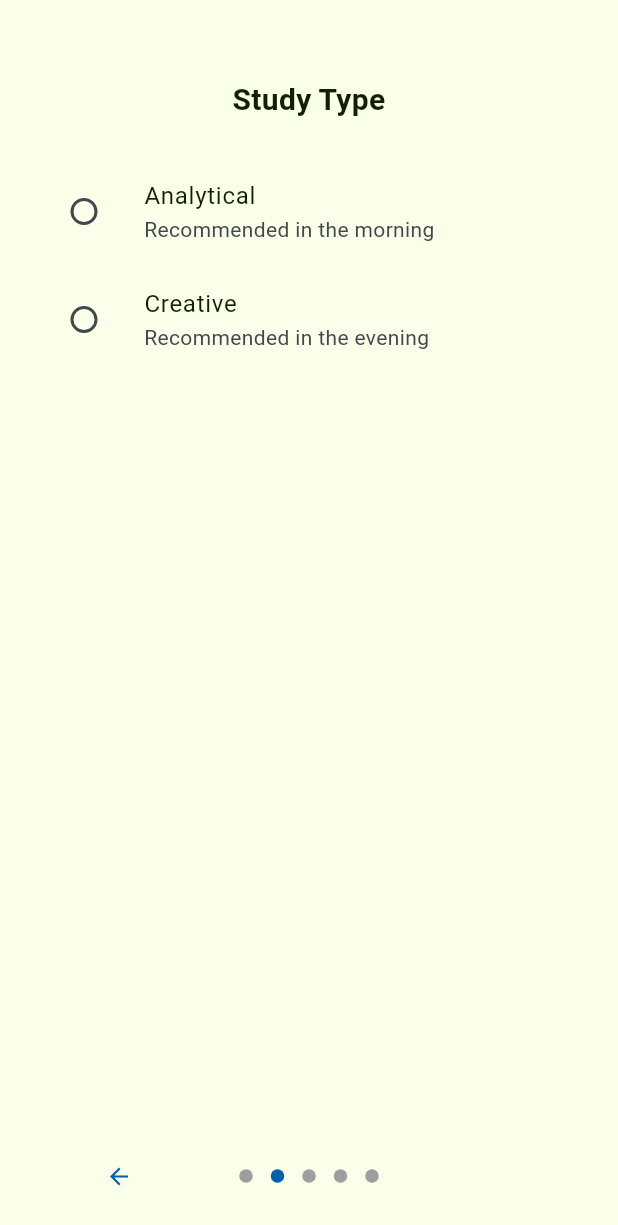
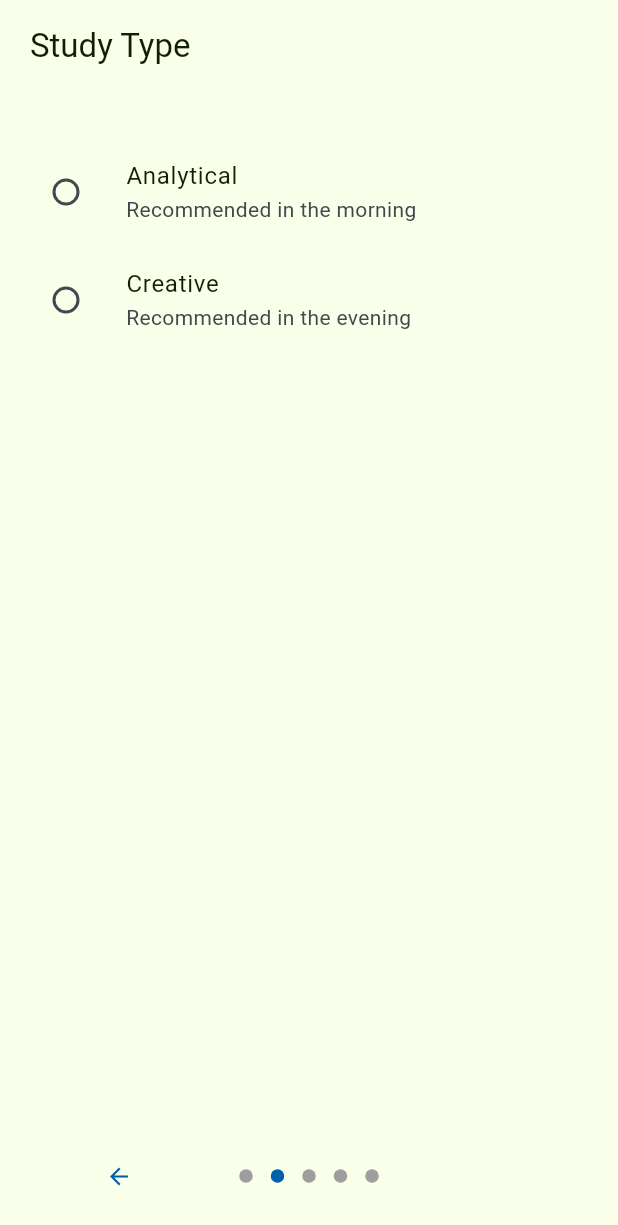
Before and after one commit to guyluz11/infinite_horizons, a Flutter app: the screen it shows after launch, after a tap on the "arrow forward" icon, on a phone screen of 412 x 824 dp. Shown: the top 1225 px of the screen. Run offline on Flutter 3.47's test engine with Material 3 defaults, Android fonts, the phone set to English and light mode, and no system bars; drawn by our look-alikes of introduction_screen; our stand-ins replace circular_countdown_timer, easy_localization, logger, wakelock_plus; statements that could not run were skipped.

Commit message:
Improved UI

```diff
--- a/assets/translations/en-US.json
+++ b/assets/translations/en-US.json
@@ -1,5 +1,5 @@
 {
-  "start_by": "start by thinking about your last session",
+  "start_by": "Start by thinking about your last session",
   "study_efficiently": "Let’s Study Efficiently",
   "study_type": "Study Type",
   "efficient_tips": "Efficient {} Tips",
--- a/lib/presentation/atoms/atoms.dart
+++ b/lib/presentation/atoms/atoms.dart
@@ -1,6 +1,7 @@
 export 'package:infinite_horizons/presentation/atoms/button_atom.dart';
 export 'package:infinite_horizons/presentation/atoms/check_box_atom.dart';
 export 'package:infinite_horizons/presentation/atoms/list_tile_atom.dart';
+export 'package:infinite_horizons/presentation/atoms/margined_expanded_atom.dart';
 export 'package:infinite_horizons/presentation/atoms/progress_indicator_atom.dart';
 export 'package:infinite_horizons/presentation/atoms/separator_atom.dart';
 export 'package:infinite_horizons/presentation/atoms/text_atom.dart';
--- a/lib/presentation/atoms/check_box_atom.dart
+++ b/lib/presentation/atoms/check_box_atom.dart
@@ -36,6 +36,7 @@ class _CheckBoxAtomState extends State<CheckBoxAtom> {
   @override
   Widget build(BuildContext context) {
     return CheckboxListTile(
+      contentPadding: EdgeInsets.zero,
       title: TextAtom(widget.text),
       controlAffinity: ListTileControlAffinity.leading,
       value: isChecked,
--- a/lib/presentation/atoms/list_tile_atom.dart
+++ b/lib/presentation/atoms/list_tile_atom.dart
@@ -23,6 +23,7 @@ class ListTileAtom extends StatelessWidget {
   @override
   Widget build(BuildContext context) {
     return ListTile(
+      contentPadding: EdgeInsets.zero,
       title: TextAtom(title, translate: translateTitle),
       subtitle: subtitle == null
           ? null
--- /dev/null
+++ b/lib/presentation/atoms/margined_expanded_atom.dart
@@ -0,0 +1,19 @@
+import 'package:flutter/material.dart';
+import 'package:infinite_horizons/presentation/core/theme_data.dart';
+
+class MarginedExpandedAtom extends StatelessWidget {
+  const MarginedExpandedAtom({required this.child});
+
+  final Widget child;
+
+  @override
+  Widget build(BuildContext context) {
+    return Center(
+      child: Container(
+        constraints: const BoxConstraints(maxWidth: 600),
+        margin: AppThemeData.generalHorizontalEdgeInsets,
+        child: child,
+      ),
+    );
+  }
+}
--- a/lib/presentation/core/theme_data.dart
+++ b/lib/presentation/core/theme_data.dart
@@ -5,4 +5,6 @@ class AppThemeData {
 
   static EdgeInsets generalHorizontalEdgeInsets =
       const EdgeInsets.symmetric(horizontal: generalSpacing);
+
+  static Color logoBackgroundColor = const Color(0xff061E4A);
 }
--- a/lib/presentation/molecules/energy_selection_molecule.dart
+++ b/lib/presentation/molecules/energy_selection_molecule.dart
@@ -2,6 +2,7 @@ import 'package:easy_localization/easy_localization.dart';
 import 'package:flutter/material.dart';
 import 'package:infinite_horizons/domain/study_type_abstract.dart';
 import 'package:infinite_horizons/presentation/atoms/atoms.dart';
+import 'package:infinite_horizons/presentation/molecules/molecules.dart';
 
 class EnergySelectionMolecule extends StatefulWidget {
   const EnergySelectionMolecule(this.callback);
@@ -44,9 +45,16 @@ class _EnergySelectionMoleculeState extends State<EnergySelectionMolecule> {
 
   @override
   Widget build(BuildContext context) {
-    return Column(
+    return MarginedExpandedAtom(
+      child: Column(
         crossAxisAlignment: CrossAxisAlignment.start,
         children: [
+          const TopBarMolecule(
+            title: 'energy',
+            topBarType: TopBarType.none,
+            margin: false,
+          ),
+          const SeparatorAtom(variant: SeparatorVariant.farApart),
           const TextAtom('classic_pomodoro'),
           const SeparatorAtom(),
           energyWidget(EnergyType.medium),
@@ -63,6 +71,7 @@ class _EnergySelectionMoleculeState extends State<EnergySelectionMolecule> {
             ],
           ),
         ],
+      ),
     );
   }
 }
--- a/lib/presentation/molecules/study_type_selection_molecule.dart
+++ b/lib/presentation/molecules/study_type_selection_molecule.dart
@@ -4,6 +4,7 @@ import 'package:infinite_horizons/domain/study_type_analytical.dart';
 import 'package:infinite_horizons/domain/study_type_creatively.dart';
 import 'package:infinite_horizons/domain/tip.dart';
 import 'package:infinite_horizons/presentation/atoms/atoms.dart';
+import 'package:infinite_horizons/presentation/molecules/molecules.dart';
 
 class StudyTypeSelectionMolecule extends StatefulWidget {
   const StudyTypeSelectionMolecule(this.onSelected);
@@ -39,8 +40,15 @@ class _StudyTypeSelectionMoleculeState
 
   @override
   Widget build(BuildContext context) {
-    return Column(
+    return MarginedExpandedAtom(
+      child: Column(
         children: [
+          const TopBarMolecule(
+            title: 'study_type',
+            topBarType: TopBarType.none,
+            margin: false,
+          ),
+          const SeparatorAtom(variant: SeparatorVariant.farApart),
           ListTileAtom(
             TipType.analytical.name,
             leading: Radio<TipType>(
@@ -60,6 +68,7 @@ class _StudyTypeSelectionMoleculeState
             subtitle: 'recommended_evening',
           ),
         ],
+      ),
     );
   }
 }
--- a/lib/presentation/molecules/top_bar_molecule.dart
+++ b/lib/presentation/molecules/top_bar_molecule.dart
@@ -1,135 +1,98 @@
 import 'package:flutter/material.dart';
-import 'package:font_awesome_flutter/font_awesome_flutter.dart';
 import 'package:infinite_horizons/presentation/atoms/atoms.dart';
-import 'package:infinite_horizons/presentation/core/theme_data.dart';
 
-/// Top part of the pages, will show page name and settings logo,
-/// and sometimes will have back button.
 class TopBarMolecule extends StatelessWidget {
   const TopBarMolecule({
-    required this.pageName,
-    this.rightIcon,
-    this.rightIconFunction,
-    this.leftIcon,
-    this.leftIconFunction,
-    this.rightSecondIcon,
-    this.rightSecondFunction,
-    this.backgroundColor,
+    required this.topBarType,
+    this.title,
+    this.iconColor,
+    this.onTap,
+    this.secondaryButtonOnTap,
+    this.secondaryButtonText,
+    this.translate = true,
+    this.margin = true,
   });
 
-  /// Page name to show in the left side of the navigation bar
-  final String? pageName;
-
-  /// Icon to show in the right side of the bar
-  final IconData? rightIcon;
-
-  /// Icon to show in the right side of the bar left to the first icon
-  /// from the right
-  final IconData? rightSecondIcon;
-
-  /// Icon to show in the left side of the bar
-  final IconData? leftIcon;
-
-  /// Function to execute when pressing the icon in the right side
-  final Function(BuildContext)? rightIconFunction;
-
-  /// What to execute if second right icon was pressed
-  final Function(BuildContext)? rightSecondFunction;
-
-  /// What to execute if back button was pressed
-  final Function(BuildContext)? leftIconFunction;
-
-  final Color? backgroundColor;
+  final TopBarType topBarType;
+  final String? title;
+  final Color? iconColor;
+  final VoidCallback? onTap;
+  final VoidCallback? secondaryButtonOnTap;
+  final String? secondaryButtonText;
+  final bool translate;
+  final bool margin;
 
   @override
   Widget build(BuildContext context) {
+    final Widget widget = topBarWidget(context);
+    return SafeArea(
+      bottom: false,
+      child: margin
+          ? MarginedExpandedAtom(
+              child: widget,
+            )
+          : widget,
+    );
+  }
+
+  Widget topBarWidget(BuildContext context) {
     final ThemeData themeData = Theme.of(context);
-    final ColorScheme colorScheme = themeData.colorScheme;
     final TextTheme textTheme = themeData.textTheme;
-
-    final TextStyle style = textTheme.bodyLarge!;
-
-    return SafeArea(
-      child: ColoredBox(
-        color: backgroundColor != null
-            ? backgroundColor!.withOpacity(0.72)
-            : colorScheme.background,
-        child: Container(
-          margin: const EdgeInsets.fromLTRB(
-            9,
-            AppThemeData.generalSpacing,
-            9,
-            AppThemeData.generalSpacing,
+    return Column(
+      children: [
+        const SizedBox(height: 15),
+        Row(
+          children: [
+            if (topBarType != TopBarType.none)
+              Row(
+                children: [
+                  GestureDetector(
+                    onTap: () {
+                      if (onTap != null) {
+                        return onTap!();
+                      }
+                      Navigator.of(context).pop();
+                    },
+                    child: Icon(
+                      topBarType == TopBarType.close
+                          ? Icons.close_rounded
+                          : Icons.arrow_back_ios_rounded,
+                      color: iconColor,
+                      size: textTheme.titleMedium!.fontSize,
                     ),
-          child: Row(
-            mainAxisAlignment: MainAxisAlignment.spaceBetween,
-            children: <Widget>[
-              Row(
-                children: <Widget>[
-                  if (leftIcon != null)
-                    Container(
-                      alignment: Alignment.centerLeft,
-                      child: IconButton(
-                        icon: FaIcon(
-                          leftIcon,
-                          size: style.fontSize,
-                          color: colorScheme.tertiary,
                   ),
-                        onPressed: () => leftIconFunction!(context),
-                      ),
-                    )
-                  else
-                    const SizedBox(),
-                  TextAtom(
-                    pageName!,
-                    style: style.copyWith(color: colorScheme.tertiary),
+                  const SeparatorAtom(
+                    variant: SeparatorVariant.relatedElements,
                   ),
                 ],
               ),
-              if (rightIcon != null)
+            Expanded(
+              child: TextAtom(
+                title ?? '',
+                variant: TextVariant.smallTitle,
+              ),
+            ),
             Row(
               children: [
-                    if (rightSecondIcon != null)
-                      SizedBox(
-                        width: 70,
-                        child: TextButton(
-                          style: ButtonStyle(
-                            padding: MaterialStateProperty.all<EdgeInsets>(
-                              EdgeInsets.zero,
-                            ),
-                          ),
-                          onPressed: () => rightSecondFunction!(context),
-                          child: FaIcon(
-                            rightSecondIcon,
-                            size: style.fontSize,
-                            color: style.color,
-                          ),
-                        ),
-                      ),
-                    SizedBox(
-                      width: 25,
-                      child: TextButton(
-                        style: ButtonStyle(
-                          padding: MaterialStateProperty.all<EdgeInsets>(
-                            EdgeInsets.zero,
-                          ),
-                        ),
-                        onPressed: () => rightIconFunction!(context),
-                        child: Icon(
-                          rightIcon,
-                          size: style.fontSize! + 5,
-                          color: style.color,
-                        ),
-                      ),
+                if (secondaryButtonText != null && secondaryButtonOnTap != null)
+                  ButtonAtom(
+                    variant: ButtonVariant.tertiary,
+                    text: secondaryButtonText,
+                    onPressed: secondaryButtonOnTap!,
+                    translate: translate,
+                  )
+                else
+                  TextAtom(
+                    '',
+                    style: textTheme.headlineSmall,
                   ),
               ],
-                )
-              else
-                const SizedBox(),
+            ),
           ],
         ),
-        ),
-      ),
+      ],
     );
   }
 }
+
+enum TopBarType { none, back, close }
--- a/lib/presentation/organisms/intro/motivation_organism.dart
+++ b/lib/presentation/organisms/intro/motivation_organism.dart
@@ -1,6 +1,9 @@
 import 'package:flutter/cupertino.dart';
+import 'package:flutter/material.dart';
+import 'package:flutter/widgets.dart';
 import 'package:infinite_horizons/domain/study_type_abstract.dart';
 import 'package:infinite_horizons/presentation/atoms/atoms.dart';
+import 'package:infinite_horizons/presentation/molecules/molecules.dart';
 
 class MotivationOrganism extends StatelessWidget {
   const MotivationOrganism(this.callback);
@@ -28,7 +31,19 @@ class MotivationOrganism extends StatelessWidget {
       case EnergyType.max:
         text = "So much energy 🔋⚡🔋⚡🔋⚡🔋\nLet's begin";
     }
-    return Column(
+
+    return Expanded(
+      child: MarginedExpandedAtom(
+        child: Column(
+          mainAxisAlignment: MainAxisAlignment.center,
+          children: <Widget>[
+            const TopBarMolecule(
+              title: 'lets_start',
+              topBarType: TopBarType.none,
+              margin: false,
+            ),
+            Expanded(
+              child: Column(
                 mainAxisAlignment: MainAxisAlignment.center,
                 children: [
                   TextAtom(text),
@@ -39,6 +54,11 @@ class MotivationOrganism extends StatelessWidget {
                     text: 'start',
                   ),
                 ],
+              ),
+            ),
+          ],
+        ),
+      ),
     );
   }
 }
--- a/lib/presentation/organisms/intro/tips_organism.dart
+++ b/lib/presentation/organisms/intro/tips_organism.dart
@@ -1,13 +1,16 @@
+import 'package:easy_localization/easy_localization.dart';
 import 'package:flutter/material.dart';
 import 'package:infinite_horizons/domain/study_type_abstract.dart';
 import 'package:infinite_horizons/domain/tip.dart';
 import 'package:infinite_horizons/presentation/atoms/atoms.dart';
-import 'package:infinite_horizons/presentation/pages/all_tips.dart';
+import 'package:infinite_horizons/presentation/molecules/molecules.dart';
+import 'package:infinite_horizons/presentation/pages/all_tips_page.dart';
 
 class TipsOrganism extends StatelessWidget {
-  const TipsOrganism(this.onNext);
+  const TipsOrganism(this.onNext, this.studyType);
 
   final VoidCallback onNext;
+  final String studyType;
 
   void onCheckBox(int id, bool value) =>
       StudyTypeAbstract.instance!.setTipValue(id, value);
@@ -24,8 +27,16 @@ class TipsOrganism extends StatelessWidget {
         )
         .toList();
 
-    return Column(
+    return MarginedExpandedAtom(
+      child: Column(
         children: [
+          TopBarMolecule(
+            title: 'efficient_tips'.tr(args: [studyType.tr()]),
+            topBarType: TopBarType.none,
+            margin: false,
+            translate: false,
+          ),
+          const SeparatorAtom(variant: SeparatorVariant.farApart),
           ListView.builder(
             shrinkWrap: true,
             itemBuilder: (BuildContext context, int index) {
@@ -39,13 +50,13 @@ class TipsOrganism extends StatelessWidget {
             },
             itemCount: beforeStudyTips.length,
           ),
-        const SeparatorAtom(),
+          const SeparatorAtom(variant: SeparatorVariant.farApart),
           Row(
             children: [
               ButtonAtom(
                 variant: ButtonVariant.tertiary,
                 onPressed: () => Navigator.of(context).push(
-                MaterialPageRoute(builder: (context) => AllTips()),
+                  MaterialPageRoute(builder: (context) => AllTipsPage()),
                 ),
                 text: 'studies_link',
               ),
@@ -60,6 +71,7 @@ class TipsOrganism extends StatelessWidget {
             ],
           ),
         ],
+      ),
     );
   }
 }
--- a/lib/presentation/organisms/intro/welcome_organism.dart
+++ b/lib/presentation/organisms/intro/welcome_organism.dart
@@ -1,17 +1,36 @@
 import 'package:flutter/cupertino.dart';
+import 'package:flutter/material.dart';
 import 'package:infinite_horizons/presentation/atoms/atoms.dart';
+import 'package:infinite_horizons/presentation/core/theme_data.dart';
+import 'package:infinite_horizons/presentation/molecules/molecules.dart';
 
 class WelcomeOrganism extends StatelessWidget {
   @override
   Widget build(BuildContext context) {
-    return Column(
-      children: [
-        const TextAtom(
-          "Sometimes we study new material but can't remember as much as we would like to.\nSometimes we work but our focus isn't as strong as we know it could be.\nUsing this app your study and work session efficiency can increase dramatically by following methods that got approved by science.",
+    return Expanded(
+      child: MarginedExpandedAtom(
+        child: Column(
+          children: [
+            const TopBarMolecule(
+              topBarType: TopBarType.none,
+              title: 'study_efficiently',
+              margin: false,
+            ),
+            const SeparatorAtom(variant: SeparatorVariant.farApart),
+            const TextAtom(
+              "Sometimes we study new material but can't remember as much as we would like to.\nSometimes we work but our focus isn't as strong as we know it could be.\nUsing this app your study and work session efficiency can increase dramatically by following methods that got approved by science.",
+            ),
+            const SeparatorAtom(),
+            Expanded(
+              child: Container(
+                width: double.infinity,
+                color: AppThemeData.logoBackgroundColor,
+                child: Image.asset('assets/logo.png'),
+              ),
+            ),
+          ],
         ),
-        const SeparatorAtom(),
-        Image.asset('assets/logo.png'),
-      ],
+      ),
     );
   }
 }
--- a/lib/presentation/pages/intro_page.dart
+++ b/lib/presentation/pages/intro_page.dart
@@ -1,8 +1,6 @@
-import 'package:easy_localization/easy_localization.dart';
 import 'package:flutter/material.dart';
 import 'package:infinite_horizons/domain/study_type_abstract.dart';
 import 'package:infinite_horizons/domain/tip.dart';
-import 'package:infinite_horizons/presentation/core/theme_data.dart';
 import 'package:infinite_horizons/presentation/molecules/molecules.dart';
 import 'package:infinite_horizons/presentation/organisms/organisms.dart';
 import 'package:infinite_horizons/presentation/pages/home_page.dart';
@@ -28,20 +26,28 @@ class _IntroPageState extends State<IntroPage> {
   void onDone(BuildContext context) => Navigator.of(context)
       .push(MaterialPageRoute(builder: (context) => HomePage()));
 
+  PageDecoration emptyPageDecoration() => const PageDecoration(
+        pageMargin: EdgeInsets.zero,
+        footerPadding: EdgeInsets.zero,
+        titlePadding: EdgeInsets.zero,
+        contentMargin: EdgeInsets.zero,
+      );
+
   @override
   Widget build(BuildContext context) {
     return Scaffold(
-      body: Padding(
-        padding: const EdgeInsets.only(top: AppThemeData.generalSpacing),
-        child: IntroductionScreen(
+      body: IntroductionScreen(
         key: _introKey,
         pages: [
           PageViewModel(
-              title: 'study_efficiently'.tr(),
+            useScrollView: false,
+            decoration: emptyPageDecoration(),
             bodyWidget: WelcomeOrganism(),
+            titleWidget: const SizedBox(),
           ),
           PageViewModel(
-              title: 'study_type'.tr(),
+            titleWidget: const SizedBox(),
+            decoration: emptyPageDecoration(),
             bodyWidget: StudyTypeSelectionMolecule(() {
               setState(() {
                 studyType = StudyTypeAbstract.instance!.studyType.name;
@@ -50,15 +56,19 @@ class _IntroPageState extends State<IntroPage> {
             }),
           ),
           PageViewModel(
-              title: 'efficient_tips'.tr(args: [studyType.tr()]),
-              bodyWidget: TipsOrganism(nextPage),
+            titleWidget: const SizedBox(),
+            decoration: emptyPageDecoration(),
+            bodyWidget: TipsOrganism(nextPage, studyType),
           ),
           PageViewModel(
-              title: 'energy'.tr(),
+            titleWidget: const SizedBox(),
+            decoration: emptyPageDecoration(),
             bodyWidget: EnergySelectionMolecule(nextPage),
           ),
           PageViewModel(
-              title: 'lets_start'.tr(),
+            titleWidget: const SizedBox(),
+            useScrollView: false,
+            decoration: emptyPageDecoration(),
             bodyWidget: MotivationOrganism(() => onDone(context)),
           ),
         ],
@@ -73,8 +83,7 @@ class _IntroPageState extends State<IntroPage> {
 
           if (state == IntroState.studyType &&
               (StudyTypeAbstract.instance?.studyType == null ||
-                    StudyTypeAbstract.instance!.studyType ==
-                        TipType.undefined)) {
+                  StudyTypeAbstract.instance!.studyType == TipType.undefined)) {
             showNextButtonTemp = false;
           } else if (state == IntroState.energy &&
               StudyTypeAbstract.instance!.energy == EnergyType.undefined) {
@@ -85,7 +94,6 @@ class _IntroPageState extends State<IntroPage> {
           });
         },
         showDoneButton: false,
-        ),
       ),
     );
   }
```
Also changed, not shown: lib/presentation/molecules/progress_indicator_molecule.dart (+14 -3 lines), lib/presentation/pages/all_tips_page.dart (renamed from lib/presentation/pages/all_tips.dart, +11 -8 lines), lib/presentation/pages/home_page.dart (+7 -2 lines), lib/presentation/pages/tip_information.dart (deleted, +0 -94 lines), lib/presentation/pages/tip_information_page.dart (added, +97 -0 lines). Lines whose indentation alone changed are shown as unchanged.
